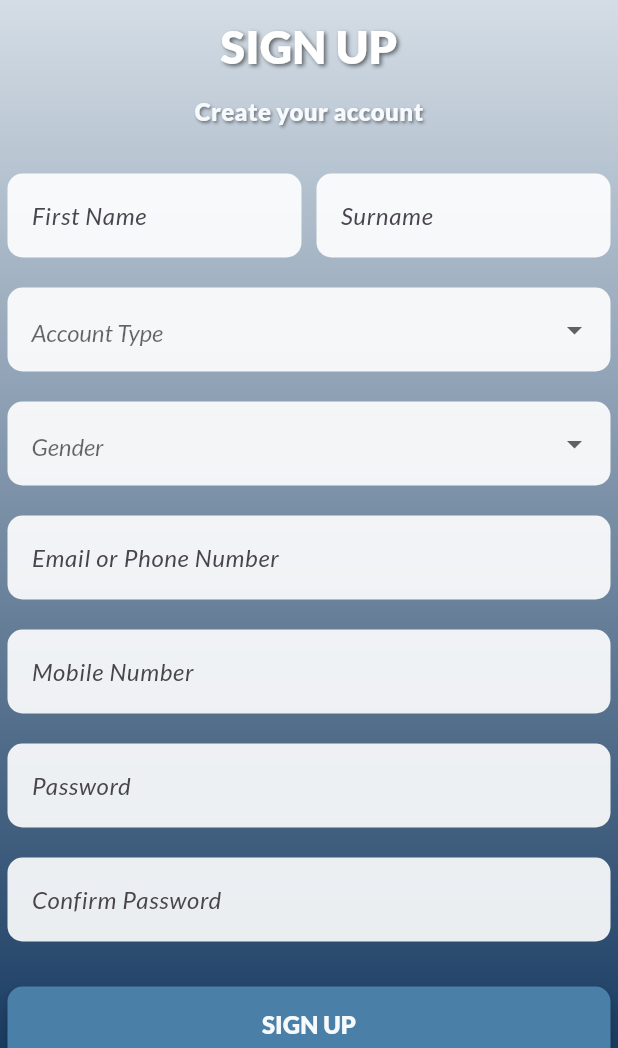
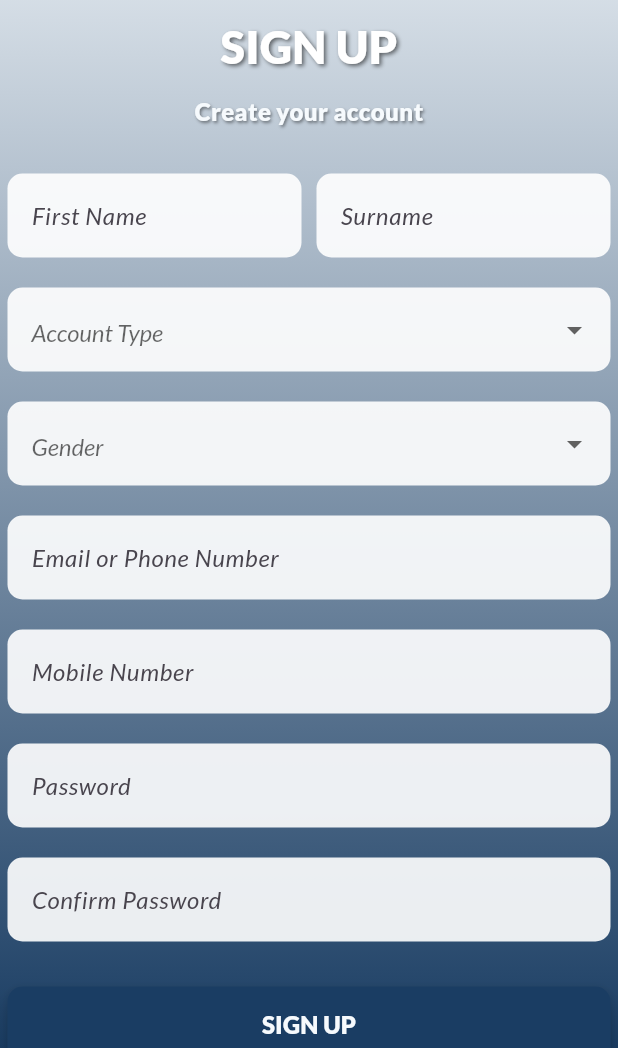
Before and after one commit to kurt-arpilleda/CARE, a Flutter app: the SignUpScreen screen opened directly, on a phone screen of 412 x 824 dp, the part 188-1236 px from its top. Run offline on Flutter 3.47's test engine with Material 3 defaults, Android fonts, the light colour scheme and no system bars; our stand-ins replace flutter_secure_storage, fluttertoast, google_sign_in, open_file, package_info_plus, permission_handler and 2 more; accounts and stored records are empty.

Commit message:
login and signup UI done

```diff
--- a/lib/signup.dart
+++ b/lib/signup.dart
@@ -506,8 +506,8 @@ class _SignUpScreenState extends State<SignUpScreen> {
                     ElevatedButton(
                       onPressed: _submitForm,
                       style: ElevatedButton.styleFrom(
-                        backgroundColor: Color(0xFF4A7FA7),
-                        foregroundColor: Color(0xFFF6FAFD),
+                        backgroundColor: const Color(0xFF1A3D63),
+                        foregroundColor: const Color(0xFFF6FAFD),
                         minimumSize: const Size(double.infinity, 50),
                         shape: RoundedRectangleBorder(
                           borderRadius: BorderRadius.circular(10),
```
